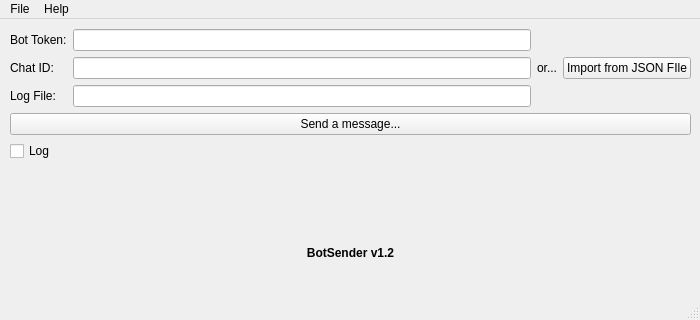
Old version of the form mainwindow.ui in the repository cyrillic-0/botsender-qt.
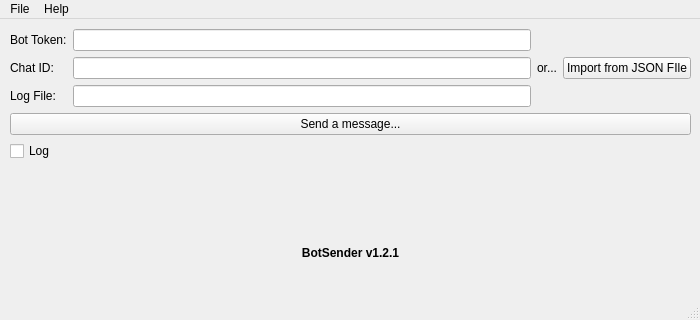
New version of the form.

```diff
--- a/mainwindow.ui
+++ b/mainwindow.ui
@@ -106,7 +106,7 @@
      <item>
       <widget class="QLabel" name="btsndr">
        <property name="text">
-        <string>&lt;html&gt;&lt;head/&gt;&lt;body&gt;&lt;p align=&quot;center&quot;&gt;&lt;span style=&quot; font-weight:700;&quot;&gt;BotSender v1.2&lt;/span&gt;&lt;/p&gt;&lt;/body&gt;&lt;/html&gt;</string>
+        <string>&lt;html&gt;&lt;head/&gt;&lt;body&gt;&lt;p align=&quot;center&quot;&gt;&lt;span style=&quot; font-weight:700;&quot;&gt;BotSender v1.2.1&lt;/span&gt;&lt;/p&gt;&lt;/body&gt;&lt;/html&gt;</string>
        </property>
       </widget>
      </item>
```
